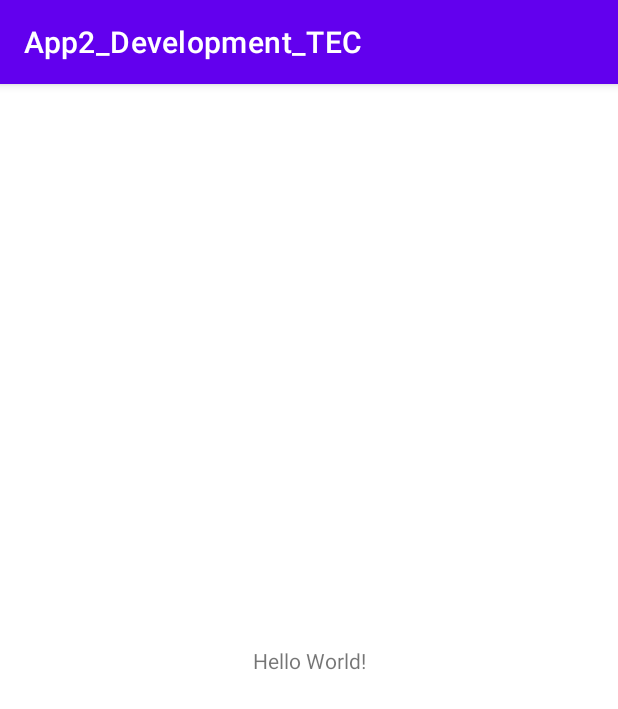
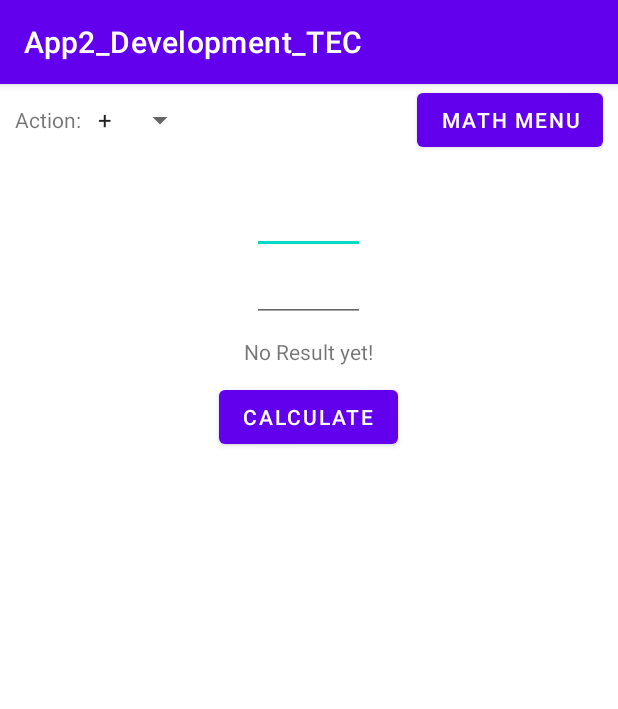
Before and after one commit to TavsMalling/App2_Development_TEC, an Android app: the screen it shows after launch (MainActivity), on a phone screen of 412 x 824 dp. Shown: the top 709 px of the screen. Run offline under Robolectric (Android 15) with nearby library versions, the phone set to English and light mode, and no system bars.

Commit message:
Calc spin Menu assignment

```diff
--- a/app/src/main/java/com/example/app2_development_tec/MainActivity.java
+++ b/app/src/main/java/com/example/app2_development_tec/MainActivity.java
@@ -1,14 +1,141 @@
 package com.example.app2_development_tec;
+
+import static android.content.ContentValues.TAG;
 
 import androidx.appcompat.app.AppCompatActivity;
 
 import android.os.Bundle;
+import android.util.Log;
+import android.view.Menu;
+import android.view.MenuItem;
+import android.view.View;
+import android.widget.AdapterView;
+import android.widget.ArrayAdapter;
+import android.widget.Button;
+import android.widget.EditText;
+import android.widget.PopupMenu;
+import android.widget.Spinner;
+import android.widget.TextView;
+
+import java.util.ArrayList;
+import java.util.Arrays;
+import java.util.List;
 
 public class MainActivity extends AppCompatActivity {
+
+    Spinner spnMathTypes;
+    Button btnOpenMenu;
+
+    EditText edtIntegerInput1;
+    EditText edtIntegerInput2;
+
+    TextView txtMathResult;
+    Button btnCalculate;
+
+
+    List<String> mathActions = new ArrayList<>(Arrays.asList("+", "-", "*", "/"));
+
+    String selectedAction;
+
 
     @Override
     protected void onCreate(Bundle savedInstanceState) {
         super.onCreate(savedInstanceState);
         setContentView(R.layout.activity_main);
+
+        spnMathTypes = findViewById(R.id.spnMathTypes);
+        btnOpenMenu = findViewById(R.id.btnOpenMenu);
+        edtIntegerInput1 = findViewById(R.id.edtIntegerInput1);
+        edtIntegerInput2 = findViewById(R.id.edtIntegerInput2);
+        txtMathResult = findViewById(R.id.txtMathResult);
+        btnCalculate = findViewById(R.id.btnCalculate);
+
+        initializeSpinner(R.id.spnMathTypes);
+
+        btnOpenMenu.setOnClickListener(v -> showPopOpMathMenu());
+
+        btnCalculate.setOnClickListener(v -> calculate());
+
+        spnMathTypes.setOnItemSelectedListener(new setOnItemSelectedListenerHandler(this));
+
+
+    }
+
+
+
+    public void showPopOpMathMenu()
+    {
+        PopupMenu popupMenu = new PopupMenu(this, btnOpenMenu);
+
+        for (int i = 0; i < mathActions.size(); i++) {
+            popupMenu.getMenu().add(Menu.NONE, i, Menu.NONE, mathActions.get(i));
+        }
+
+        popupMenu.setOnMenuItemClickListener(new PopupMenu.OnMenuItemClickListener() {
+            @Override
+            public boolean onMenuItemClick(MenuItem menuItem) {
+                selectedAction = menuItem.toString();
+                calculate();
+                return true;
+            }
+        });
+        popupMenu.show();
+    }
+
+    public void calculate()
+    {
+        int input1 = Integer.parseInt(edtIntegerInput1.getText().toString());
+        int input2 = Integer.parseInt(edtIntegerInput2.getText().toString());
+        Log.d(TAG, "Input1: " + input1 );
+        Log.d(TAG, "Input2: " + input2 );
+        Log.d(TAG, "SelectedAction: " + selectedAction );
+        switch (selectedAction)
+        {
+            case "+":
+                txtMathResult.setText(Integer.toString(input1 + input2));
+                break;
+            case "-":
+                txtMathResult.setText(Integer.toString(input1 - input2));
+                break;
+            case "*":
+                txtMathResult.setText(Integer.toString(input1 * input2));
+                break;
+            case "/":
+                txtMathResult.setText(Integer.toString(input1 / input2));
+                break;
+        }
+    }
+
+    public void initializeSpinner(int spinnerId)
+    {
+        Spinner spinner = findViewById(spinnerId);
+
+        ArrayAdapter<String> adapter = new ArrayAdapter<String>(
+                this, android.R.layout.simple_spinner_item, mathActions);
+        adapter.setDropDownViewResource(
+                android.R.layout.simple_spinner_dropdown_item);
+        spinner.setAdapter(adapter);
+    }
+
+    public class setOnItemSelectedListenerHandler implements AdapterView.OnItemSelectedListener
+    {
+
+        private MainActivity theActivity;
+
+        public setOnItemSelectedListenerHandler(MainActivity activity)
+        {
+            theActivity = activity;
+        }
+
+
+        @Override
+        public void onItemSelected(AdapterView<?> adapterView, View view, int i, long l) {
+            selectedAction = adapterView.getSelectedItem().toString();
+        }
+
+        @Override
+        public void onNothingSelected(AdapterView<?> adapterView) {
+
+        }
     }
 }
--- a/app/src/main/res/layout/activity_main.xml
+++ b/app/src/main/res/layout/activity_main.xml
@@ -1,18 +1,70 @@
 <?xml version="1.0" encoding="utf-8"?>
-<androidx.constraintlayout.widget.ConstraintLayout xmlns:android="http://schemas.android.com/apk/res/android"
+<LinearLayout
+    xmlns:android="http://schemas.android.com/apk/res/android"
     xmlns:app="http://schemas.android.com/apk/res-auto"
     xmlns:tools="http://schemas.android.com/tools"
     android:layout_width="match_parent"
     android:layout_height="match_parent"
-    tools:context=".MainActivity">
+    tools:context=".MainActivity"
+    android:orientation="vertical"
+    android:gravity="center_horizontal">
+
+    <RelativeLayout
+        android:layout_width="match_parent"
+        android:layout_height="wrap_content"
+        android:orientation="horizontal"
+        android:paddingHorizontal="10dp"
+        android:layout_marginBottom="20dp"
+        >
+
+        <TextView
+            android:id="@+id/txtSpinnerTitle"
+            android:layout_width="wrap_content"
+            android:layout_height="wrap_content"
+            android:text="Action: "
+            android:layout_alignParentLeft="true"
+            android:layout_centerVertical="true"/>
+
+        <Spinner
+            android:id="@+id/spnMathTypes"
+            android:layout_width="wrap_content"
+            android:layout_height="wrap_content"
+            android:layout_toRightOf="@id/txtSpinnerTitle"
+            android:layout_centerVertical="true"
+            />
+
+        <Button
+            android:id="@+id/btnOpenMenu"
+            android:layout_width="wrap_content"
+            android:layout_height="wrap_content"
+            android:text="Math menu"
+            android:layout_alignParentRight="true"
+            android:layout_centerVertical="true"/>
+
+    </RelativeLayout>
+
+    <EditText
+        android:id="@+id/edtIntegerInput1"
+        android:layout_width="75dp"
+        android:layout_height="wrap_content"/>
+
+    <EditText
+        android:id="@+id/edtIntegerInput2"
+        android:layout_width="75dp"
+        android:layout_height="wrap_content"
+        android:layout_marginBottom="10dp"/>
 
     <TextView
+        android:id="@+id/txtMathResult"
         android:layout_width="wrap_content"
         android:layout_height="wrap_content"
-        android:text="Hello World!"
-        app:layout_constraintBottom_toBottomOf="parent"
-        app:layout_constraintEnd_toEndOf="parent"
-        app:layout_constraintStart_toStartOf="parent"
-        app:layout_constraintTop_toTopOf="parent" />
+        android:text="No Result yet!"
+        android:layout_marginBottom="10dp"/>
 
-</androidx.constraintlayout.widget.ConstraintLayout>
+    <Button
+        android:id="@+id/btnCalculate"
+        android:layout_width="wrap_content"
+        android:layout_height="wrap_content"
+        android:text="Calculate"/>
+
+</LinearLayout>
```
